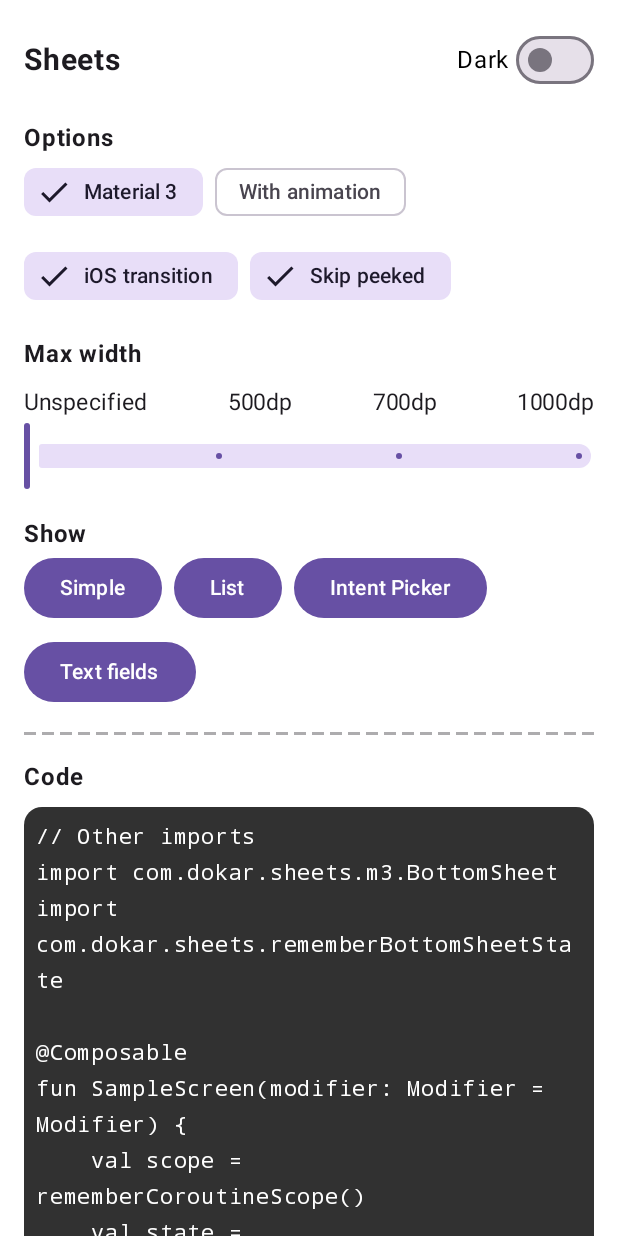
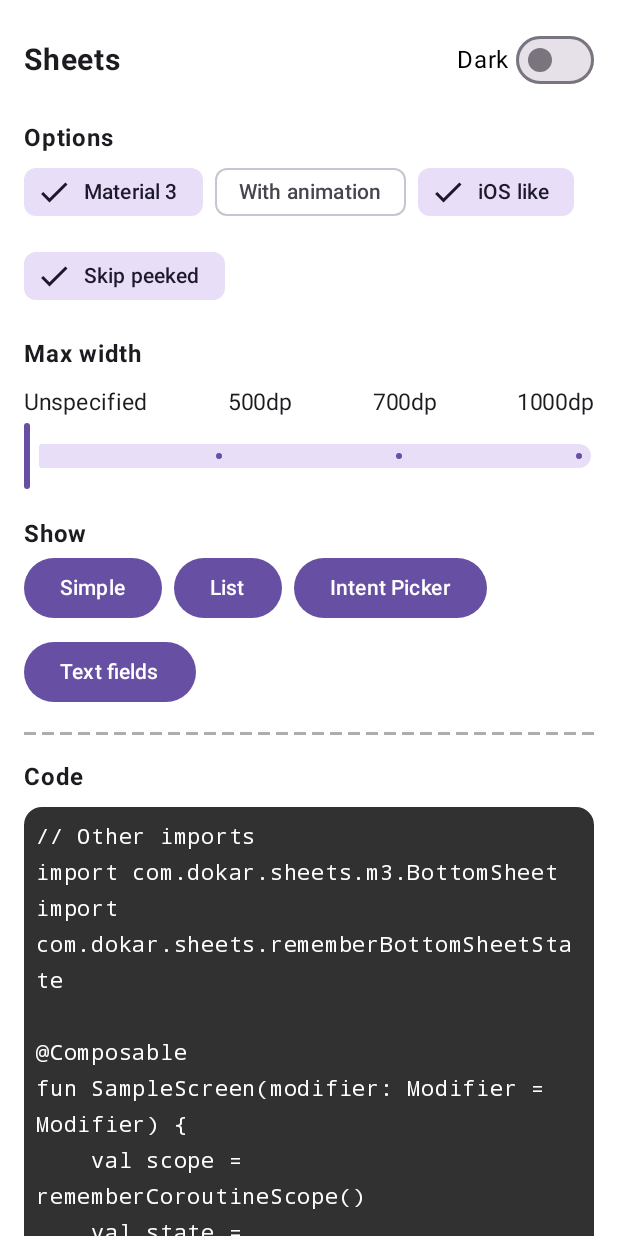
Before and after one commit to dokar3/sheets, an Android app built with Jetpack Compose: the screen it shows after launch (MainActivity), after a tap on "Unspecified", on a phone screen of 412 x 824 dp. Run offline under Robolectric (Android 15) with nearby library versions, the phone set to English and light mode, and no system bars; 3 other taps on this screen came first.

Commit message:
Improve ios-like sheet sample

```diff
--- a/sample/src/commonMain/kotlin/com/dokar/sheets/sample/SampleScreen.kt
+++ b/sample/src/commonMain/kotlin/com/dokar/sheets/sample/SampleScreen.kt
@@ -39,6 +39,7 @@ import androidx.compose.material3.lightColorScheme
 import androidx.compose.runtime.Composable
 import androidx.compose.runtime.getValue
 import androidx.compose.runtime.movableContentOf
+import androidx.compose.runtime.mutableIntStateOf
 import androidx.compose.runtime.mutableStateOf
 import androidx.compose.runtime.remember
 import androidx.compose.runtime.rememberCoroutineScope
@@ -49,6 +50,8 @@ import androidx.compose.ui.draw.clip
 import androidx.compose.ui.draw.drawWithCache
 import androidx.compose.ui.graphics.Color
 import androidx.compose.ui.graphics.PathEffect
+import androidx.compose.ui.layout.onSizeChanged
+import androidx.compose.ui.platform.LocalDensity
 import androidx.compose.ui.text.font.FontFamily
 import androidx.compose.ui.text.font.FontWeight
 import androidx.compose.ui.unit.Dp
@@ -75,13 +78,15 @@ internal fun SampleScreen(
 
     var material3 by remember { mutableStateOf(false) }
     var withAnimation by remember { mutableStateOf(true) }
-    var iosTransition by remember { mutableStateOf(false) }
+    var iosLike by remember { mutableStateOf(false) }
     var skipPeeked by remember { mutableStateOf(true) }
     var maxWidth by remember { mutableStateOf(Dp.Unspecified) }
 
     var showAboveKeyboard by remember { mutableStateOf(false) }
 
     var contentType by remember { mutableStateOf(SheetContentType.Simple) }
+
+    var containerHeight by remember { mutableIntStateOf(0) }
 
     val state = rememberBottomSheetState()
 
@@ -97,20 +102,20 @@ internal fun SampleScreen(
     Material3Surface(
         isDarkTheme = isDarkTheme,
         backgroundColor = Color.Black,
-        modifier = Modifier,
+        modifier = Modifier.onSizeChanged { containerHeight = it.height },
     ) {
         Box(
             modifier = Modifier
                 .fillMaxSize()
-                .verticalScroll(state = rememberScrollState())
                 .let {
-                    if (iosTransition) {
+                    if (iosLike) {
                         it.iosBottomSheetTransitions(state = state, WindowInsets.statusBars)
                     } else {
                         it
                     }
                 }
                 .background(backgroundColor)
+                .verticalScroll(state = rememberScrollState())
                 .windowInsetsPadding(WindowInsets.systemBars),
             contentAlignment = Alignment.TopCenter,
         ) {
@@ -161,9 +166,9 @@ internal fun SampleScreen(
                     )
 
                     SheetOptionChip(
-                        selected = iosTransition,
-                        onClick = { iosTransition = !iosTransition },
-                        label = { Text("iOS transition") },
+                        selected = iosLike,
+                        onClick = { iosLike = !iosLike },
+                        label = { Text("iOS like") },
                     )
 
                     SheetOptionChip(
@@ -225,7 +230,7 @@ internal fun SampleScreen(
                         material3 = material3,
                         maxWidth = maxWidth,
                         withAnimation = withAnimation,
-                        iosTransition = iosTransition,
+                        iosTransition = iosLike,
                         skipPeeked = skipPeeked,
                     ),
                     modifier = Modifier.height(500.dp),
@@ -248,6 +253,17 @@ internal fun SampleScreen(
         }
     }
 
+    val density = LocalDensity.current
+
+    val sheetModifier = Modifier.widthIn(max = maxWidth)
+        .let {
+            if (iosLike) {
+                it.height(with(density) { containerHeight.toDp() - 32.dp })
+            } else {
+                it
+            }
+        }
+
     if (material3) {
         Material3Surface(
             isDarkTheme = isDarkTheme,
@@ -255,7 +271,7 @@ internal fun SampleScreen(
         ) {
             com.dokar.sheets.m3.BottomSheet(
                 state = state,
-                modifier = Modifier.widthIn(max = maxWidth),
+                modifier = sheetModifier,
                 skipPeeked = skipPeeked,
                 showAboveKeyboard = showAboveKeyboard,
             ) {
@@ -267,7 +283,7 @@ internal fun SampleScreen(
             Surface(color = backgroundColor) {
                 BottomSheet(
                     state = state,
-                    modifier = Modifier.widthIn(max = maxWidth),
+                    modifier = sheetModifier,
                     skipPeeked = skipPeeked,
                     showAboveKeyboard = showAboveKeyboard,
                 ) {
@@ -439,8 +455,15 @@ private fun rememberSampleCode(
         } else {
             ""
         }
-        val iosTransitionModifier = if (iosTransition) {
-            ".iosBottomSheetTransitions(state, WindowInsets.statusBar)"
+        val iosContainerModifier = if (iosTransition) {
+            val indent = "                        "
+            "\n$indent.iosBottomSheetTransitions(state, WindowInsets.statusBar)"
+        } else {
+            ""
+        }
+        val iosSheetModifier = if (iosTransition) {
+            val indent = "                            "
+            "\n$indent.height(with(LocalDensity.current) { containerHeight.toDp() - 32.dp })"
         } else {
             ""
         }
@@ -460,14 +483,13 @@ private fun rememberSampleCode(
 
                 Box(
                     modifier = Modifier
-                        .fillMaxSize()
-                        $iosTransitionModifier
+                        .fillMaxSize()$iosContainerModifier,
                 ) {
                     // Screen content
 
                     BottomSheet(
                         state = state,
-                        modifier = Modifier$maxWidthModifier,
+                        modifier = Modifier$maxWidthModifier$iosSheetModifier,
                         skipPeeked = $skipPeeked,
                     ) {
                         // Sheet content
```
